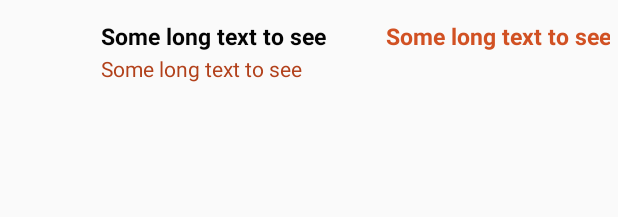
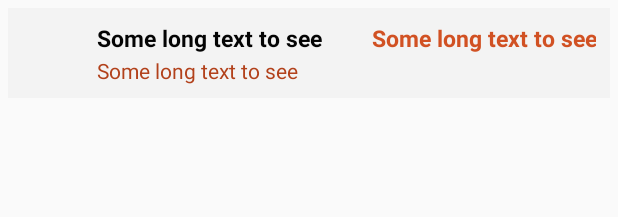
Before and after one commit to kondorian0/LicentaNarcis, an Android app: the layout list_item.xml on its own in the app's theme, with its tools: preview values and no code run, on a phone screen of 412 x 824 dp. Shown: the top 217 px of the screen. Run offline under Robolectric (Android 15) with nearby library versions, the phone set to English and light mode, and no system bars.

```diff
--- a/app/src/main/java/com/narcis/neamtiu/licentanarcis/activities/MainActivity.java
+++ b/app/src/main/java/com/narcis/neamtiu/licentanarcis/activities/MainActivity.java
@@ -48,8 +48,7 @@ public class MainActivity extends AppCompatActivity{
 
     private MaterialCalendarView mCalendarView;
 
-    private FirestoreClass firestoreClass = new FirestoreClass();;
-    private ArrayList<EventListData> allDataList= new ArrayList<EventListData>();
+    private FirestoreClass firestoreClass = new FirestoreClass();
 
 
     @Override
@@ -59,8 +58,6 @@ public class MainActivity extends AppCompatActivity{
         setContentView(R.layout.activity_main);
 
         firestoreClass.getUserData();
-
-        updateCalendarViewSpanDots(firestoreClass.getEventsListFromFirestore());
 
         SharedPreferences sharedPreferences =
                 getSharedPreferences(
@@ -85,7 +82,7 @@ public class MainActivity extends AppCompatActivity{
             public void onDateSelected(@NonNull MaterialCalendarView widget, @NonNull CalendarDay date, boolean selected) {
                 DateTimeFormatter dateTimeFormatter = DateTimeFormatter.ofPattern("dd/MM/yyyy");
                 String selectedDate = date.getDate().format(dateTimeFormatter);
-                allDataList = firestoreClass.getEventsListFromFirestore();
+                ArrayList<EventListData> allDataList = firestoreClass.getEventsListFromFirestore();
                 Log.d(TAG, selectedDate);
                 intentDayEvent.putExtra("userData", allDataList);
                 intentDayEvent.putExtra(Constants.SELECTED_DATE, selectedDate);
@@ -153,21 +150,20 @@ public class MainActivity extends AppCompatActivity{
         return calendarDay;
     }
 
-    private void updateCalendarViewSpanDots(ArrayList<EventListData> allDataList)
+    public void updateCalendarViewSpanDots(ArrayList<EventListData> allDataList)
     {
 
         for (EventListData eventListData : allDataList) {
 
             String selectedDate = eventListData.getDate();
             CalendarDay selectedDay = calendarDayFromString(selectedDate);
-            mDecorators.get(selectedDay);
-            EventDecorator selectedDayDecorator = mDecorators.get(selectedDay);
+            EventDecorator selectedDayDecorator = new EventDecorator(selectedDay);
 
-            if (selectedDayDecorator == null) {
-                selectedDayDecorator = new EventDecorator(selectedDay);
-            }else {
-                mCalendarView.removeDecorator(selectedDayDecorator);
-            }
+//            if (selectedDayDecorator == null) {
+//                selectedDayDecorator = new EventDecorator(selectedDay);
+//            }else {
+//                mCalendarView.removeDecorator(selectedDayDecorator);
+//            }
 
             switch (eventListData.getType()) {
                 case "Note":
--- a/app/src/main/java/com/narcis/neamtiu/licentanarcis/firestore/FirestoreClass.java
+++ b/app/src/main/java/com/narcis/neamtiu/licentanarcis/firestore/FirestoreClass.java
@@ -15,6 +15,7 @@ import com.google.firebase.firestore.QuerySnapshot;
 import com.google.firebase.firestore.SetOptions;
 import com.narcis.neamtiu.licentanarcis.R;
 import com.narcis.neamtiu.licentanarcis.activities.LoginUserActivity;
+import com.narcis.neamtiu.licentanarcis.activities.MainActivity;
 import com.narcis.neamtiu.licentanarcis.activities.RegisterUserActivity;
 import com.narcis.neamtiu.licentanarcis.models.EventData;
 import com.narcis.neamtiu.licentanarcis.models.User;
@@ -126,7 +127,6 @@ public class FirestoreClass {
 
                             eventDataArrayList.add(eventData);
                         }
-
                         buildEventsList(eventDataArrayList);
                     }
                 })
@@ -163,6 +163,8 @@ public class FirestoreClass {
 
             listData.add(new EventListData(i.eventType, eventName, eventDetails, i.eventDate, eventImageIcon));
         }
+
+        new MainActivity().updateCalendarViewSpanDots(listData);
     }
 
     public ArrayList<EventListData> getEventsListFromFirestore() {
--- a/app/src/main/res/layout/list_item.xml
+++ b/app/src/main/res/layout/list_item.xml
@@ -1,43 +1,42 @@
 <?xml version="1.0" encoding="utf-8"?>
-<RelativeLayout
-    xmlns:android="http://schemas.android.com/apk/res/android"
+<RelativeLayout xmlns:android="http://schemas.android.com/apk/res/android"
+    android:id="@+id/relativeLayoutItem"
     android:layout_width="fill_parent"
     android:layout_height="wrap_content"
-    android:id="@+id/relativeLayoutItem"
     android:orientation="horizontal"
-    android:padding="5dip">
+    android:padding="5dp">
 
     <!--  ListRow Left sied Thumbnail image -->
-    <LinearLayout android:id="@+id/thumbnail"
-        android:layout_width="wrap_content"
-        android:layout_height="wrap_content"
-        android:padding="3dp"
-        android:layout_alignParentLeft="true"
+    <LinearLayout
+        android:id="@+id/thumbnail"
+        android:layout_width="match_parent"
+        android:layout_height="60dp"
         android:layout_alignParentStart="true"
-        android:layout_marginRight="5dip"
-        android:layout_marginEnd="5dip">
+        android:padding="5dp"
+        android:background="#F3F3F3">
 
         <ImageView
             android:id="@+id/listItemImage"
-            android:contentDescription="Icon"
             android:layout_width="50dp"
-            android:layout_height="50dp"/>
-    </LinearLayout>
+            android:layout_height="50dp"
+            android:contentDescription="Icon" />
 
+        <LinearLayout
+            android:layout_width="match_parent"
+            android:layout_height="wrap_content"
+            android:orientation="vertical"
+            android:layout_margin="@dimen/small_margin">
             <!-- Title Of Event -->
             <LinearLayout
                 android:id="@+id/titleLinearLayout"
                 android:layout_width="match_parent"
                 android:layout_height="wrap_content"
-        android:layout_marginTop="@dimen/medium_margin"
-        android:orientation="horizontal"
-        android:layout_alignTop="@+id/thumbnail"
-        android:layout_toEndOf="@id/thumbnail">
+                android:orientation="horizontal">
 
                 <!-- Rightend Date -->
                 <TextView
                     android:id="@+id/titleEvent"
-            android:layout_width="wrap_content"
+                    android:layout_width="0dp"
                     android:layout_height="wrap_content"
                     android:layout_weight="1"
                     android:text="Some long text to see"
@@ -63,11 +62,12 @@
                 android:id="@+id/detailsEvent"
                 android:layout_width="fill_parent"
                 android:layout_height="wrap_content"
-        android:layout_below="@id/titleLinearLayout"
-        android:textColor="@color/primary_dark_color"
+                android:layout_marginTop="1dp"
                 android:text="Some long text to see"
-        android:layout_marginTop="1dp"
-        android:layout_toEndOf="@id/thumbnail"/>
+                android:textColor="@color/primary_dark_color" />
+        </LinearLayout>
+    </LinearLayout>
+
 
     <!-- Rightend Arrow -->
     <!--    <ImageView-->
```
Lines whose indentation alone changed are shown as unchanged.
